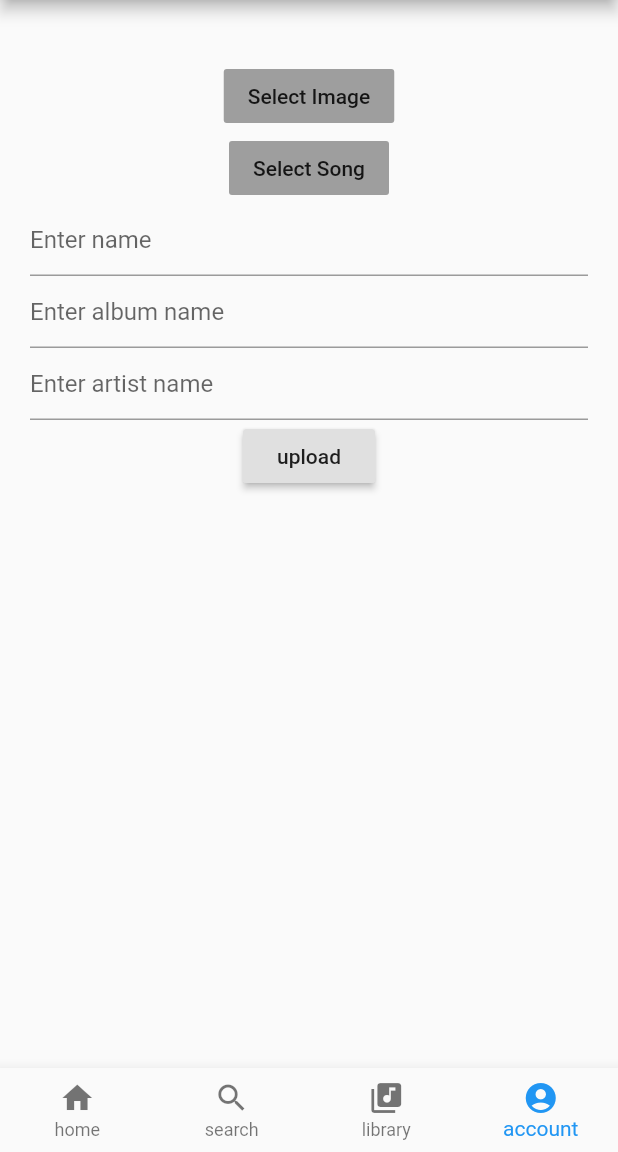
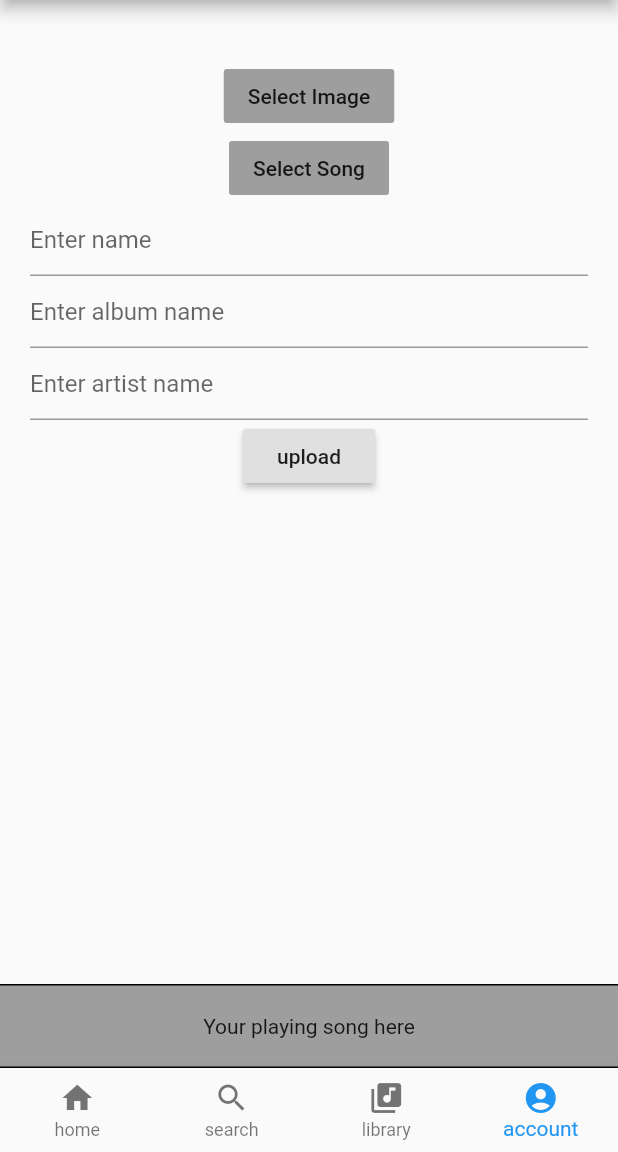
Before and after one commit to tdnguyenND/MusicPlayer, a Flutter app: the Wrapper screen opened directly, item 4 of the bottom bar chosen, after a tap on "Up load song", on a phone screen of 412 x 824 dp, the part 84-1236 px from its top. Run offline on Flutter 3.47's test engine with Material 2 defaults, Android fonts, the phone set to English and light mode, and no system bars; our stand-ins replace assets_audio_player, cloud_firestore, file_picker, firebase_auth, firebase_core, firebase_storage and 3 more; missing offline and left inert: flutter_facebook_login, media_metadata_plugin; accounts and stored records are empty.

Commit message:
chart feature and add bottom playing bar

```diff
--- a/lib/models/song_detail.dart
+++ b/lib/models/song_detail.dart
@@ -1,6 +1,7 @@
 import 'dart:io';
 
 import 'package:assets_audio_player/assets_audio_player.dart';
+import 'package:cloud_firestore/cloud_firestore.dart';
 
 class SongDetail {
   String id;
@@ -15,6 +16,10 @@ class SongDetail {
   String songUrl;
   String imageUrl;
 
+  Timestamp created;
+
+  int listenTime;
+
   Audio _audio;
 
   SongDetail(
@@ -25,15 +30,22 @@ class SongDetail {
       this.song,
       this.image,
       this.songUrl,
-      this.imageUrl});
+      this.imageUrl,
+      this.created,
+      this.listenTime = 0}) {
+    this.created = this.created ?? Timestamp.now();
+  }
 
   Map<String, dynamic> toMap() {
     return {
+      'id': id,
       'name': name,
       'artist': artist,
       'album': album,
       'songUrl': songUrl,
-      'imageUrl': imageUrl
+      'imageUrl': imageUrl,
+      'created': created,
+      'listenTime': listenTime
     };
   }
 
@@ -42,11 +54,12 @@ class SongDetail {
         ? _audio
         : Audio.network(songUrl,
             metas: Metas(
-              image: MetasImage.network(imageUrl),
-              title: name,
-              artist: artist,
-              album: album,
-            ));
+                id: id,
+                image: MetasImage.network(imageUrl),
+                title: name,
+                artist: artist,
+                album: album,
+                extra: {'detail': this}));
     return this._audio;
   }
 
@@ -56,7 +69,9 @@ class SongDetail {
         artist: map['artist'],
         album: map['album'],
         songUrl: map['songUrl'],
-        imageUrl: map['imageUrl']);
+        imageUrl: map['imageUrl'],
+        created: map['created'] ?? Timestamp.now(),
+        listenTime: map['listenTime'] ?? 0);
   }
 
   static fromMap(Map map) {
@@ -66,6 +81,8 @@ class SongDetail {
         artist: map['artist'],
         album: map['album'],
         songUrl: map['songUrl'],
-        imageUrl: map['imageUrl']);
+        imageUrl: map['imageUrl'],
+        created: map['created'] ?? Timestamp.now(),
+        listenTime: map['listenTime'] ?? 0);
   }
 }
--- /dev/null
+++ b/lib/screens/bottom_playing_bar.dart
@@ -0,0 +1,30 @@
+import 'package:assets_audio_player/assets_audio_player.dart';
+import 'package:flutter/material.dart';
+import 'package:music_player/widgets/playing_song_card.dart';
+import 'package:provider/provider.dart';
+
+class BottomPlayingBar extends StatefulWidget {
+  @override
+  _BottomPlayingBarState createState() => _BottomPlayingBarState();
+}
+
+class _BottomPlayingBarState extends State<BottomPlayingBar> {
+  @override
+  Widget build(BuildContext context) {
+    AssetsAudioPlayer player = Provider.of<AssetsAudioPlayer>(context);
+    return StreamBuilder<Audio>(stream: player.current.map((Playing playing) {
+      if (playing == null) return null;
+      return playing.audio.audio;
+    }), builder: (context, snapshot) {
+      if (snapshot.hasError) {
+        print(snapshot.error);
+        return Text(snapshot.error.toString());
+      }
+      if (snapshot.hasData) {
+        Metas metas = snapshot.data.metas;
+        return PlayingSongCard(metas: metas);
+      }
+      return Center(child: Text('Your playing song here'));
+    });
+  }
+}
--- a/lib/screens/home.dart
+++ b/lib/screens/home.dart
@@ -10,11 +10,33 @@ class Home extends StatefulWidget {
 }
 
 class _HomeState extends State<Home> {
-  List<SongDetail> allSongs;
+  List<SongDetail> latestUpload;
+  List<SongDetail> topHit;
+
+  Widget homeBase;
 
   void loadSong() async {
-    allSongs = await getAllSongOrderByName();
-    setState(() {});
+    Future.wait([
+      getLatestUpload().then((value) {
+        latestUpload = value;
+      }),
+      getTopListenedSong().then((value) {
+        topHit = value;
+      })
+    ]).then((value) {
+      setState(() {
+        homeBase = SingleChildScrollView(
+          child: Column(
+            children: [
+              Text('Upload recently'),
+              ListSongWidget(listSongDetails: latestUpload),
+              Text('Top listen'),
+              ListSongWidget(listSongDetails: topHit)
+            ],
+          ),
+        );
+      });
+    });
   }
 
   @override
@@ -25,14 +47,12 @@ class _HomeState extends State<Home> {
 
   @override
   Widget build(BuildContext context) {
-    return allSongs == null
+    return homeBase == null
         ? SpinKitCircle(
             color: Colors.black,
           )
         : SingleChildScrollView(
-          child: ListSongWidget(
-              listSongDetails: allSongs,
-            ),
-        );
+            child: homeBase,
+          );
   }
 }
--- a/lib/screens/wrapper.dart
+++ b/lib/screens/wrapper.dart
@@ -1,5 +1,5 @@
-import 'package:assets_audio_player/assets_audio_player.dart';
 import 'package:flutter/material.dart';
+import 'package:music_player/screens/bottom_playing_bar.dart';
 import 'package:music_player/services/auth/auth.dart';
 import 'package:provider/provider.dart';
 import 'screen.dart';
@@ -14,31 +14,37 @@ class _WrapperState extends State<Wrapper> {
 
   List<Map> screens = [
     {'name': 'home', 'widget': Home(), 'icon': Icon(Icons.home)},
-    {
-      'name': 'search',
-      'widget': Search(),
-      'icon': Icon(Icons.search)
-    },
-    {
-      'name': 'library',
-      'widget': Library(),
-      'icon': Icon(Icons.library_music)
-    },
-    {
-      'name': 'account',
-      'widget': Account(),
-      'icon': Icon(Icons.account_circle)
-    }
+    {'name': 'search', 'widget': Search(), 'icon': Icon(Icons.search)},
+    {'name': 'library', 'widget': Library(), 'icon': Icon(Icons.library_music)},
+    {'name': 'account', 'widget': Account(), 'icon': Icon(Icons.account_circle)}
   ];
 
   @override
+  void initState() {
+    super.initState();
+  }
+
+  @override
   Widget build(BuildContext context) {
-    return Provider(
-      create: (context) => AssetsAudioPlayer(),
-      child: StreamProvider.value(
+    return StreamProvider.value(
       value: auth.authStateChanges(),
       child: Scaffold(
-          body: SafeArea(child: screens[status]['widget']),
+        body: Column(
+          children: [
+            Expanded(
+              child: SafeArea(child: screens[status]['widget']),
+            ),
+            Container(
+                height: 56,
+                width: MediaQuery.of(context).size.width,
+                child: BottomPlayingBar(),
+                decoration: BoxDecoration(
+                  color: Colors.grey,
+                  border: Border.symmetric(
+                      horizontal: BorderSide(color: Colors.black, width: 1)),
+                ))
+          ],
+        ),
         bottomNavigationBar: BottomNavigationBar(
           type: BottomNavigationBarType.fixed,
           currentIndex: status,
@@ -53,7 +59,6 @@ class _WrapperState extends State<Wrapper> {
           },
         ),
       ),
-      ),
     );
   }
 }
--- a/lib/services/firestore/fetch_data.dart
+++ b/lib/services/firestore/fetch_data.dart
@@ -1,6 +1,7 @@
 import 'package:cloud_firestore/cloud_firestore.dart';
 import 'package:music_player/models/playlist_detail.dart';
 import 'package:music_player/models/song_detail.dart';
+import 'package:music_player/shared/const.dart';
 import 'package:music_player/shared/support_function.dart';
 import 'references.dart';
 
@@ -42,6 +43,25 @@ Future<PlaylistDetail> getLovedSongAsPlaylist(String uid) async {
   List<SongDetail> songDetails =
       await _listSongDetailFromListSongId(listSongId);
   return PlaylistDetail(name: 'Loved song', songDetails: songDetails);
+}
+
+Future<List<SongDetail>> getTopListenedSong() async {
+  return _listSongDetailFromQuerySnapshot(await songItemDetails
+      .orderBy('listenTime', descending: true)
+      .limit(chartLimit)
+      .orderBy('name')
+      .get());
+}
+
+Future<List<SongDetail>> getLatestUpload() async {
+  return _listSongDetailFromQuerySnapshot(await songItemDetails
+      .orderBy('created', descending: true)
+      .limit(chartLimit)
+      .get());
+}
+
+List<SongDetail> _listSongDetailFromQuerySnapshot(QuerySnapshot snapshot) {
+  return snapshot.docs.map(_songDetailFromQueryDocumentSnapshot).toList();
 }
 
 Future<List<SongDetail>> _searchSongByField(String field, String value) async {
--- a/lib/services/firestore/push_data.dart
+++ b/lib/services/firestore/push_data.dart
@@ -70,6 +70,10 @@ Future<bool> isLoveSongExist(String uid, String songId) async {
   return lovedSongIds.contains(songId);
 }
 
+Future<void> increaseListenTime(String songId) async {
+  return await songItemDetails.doc(songId).update({'listenTime': FieldValue.increment(1)});
+}
+
 Future<List<dynamic>> _extractArrayFieldFromDocumentReference(
     DocumentReference documentReference, String field) async {
   return (await documentReference.get()).data()[field] ?? [];
--- a/lib/shared/const.dart
+++ b/lib/shared/const.dart
@@ -1,2 +1,4 @@
 const String songDir = 'songs/';
 const String imgDir = 'images/';
+
+const int chartLimit = 5;
```
Also changed, not shown: lib/main.dart (+20 -5 lines), lib/screens/play_page.dart (added, +55 -0 lines), lib/widgets/playing_song_card.dart (added, +45 -0 lines), pubspec.lock. Lines whose indentation alone changed are shown as unchanged.
